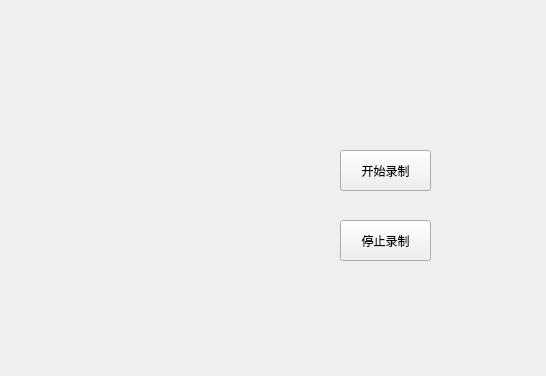
Old version of the form recorder/recorder/recorderWidget.ui in the repository KikyoShaw/recorder.
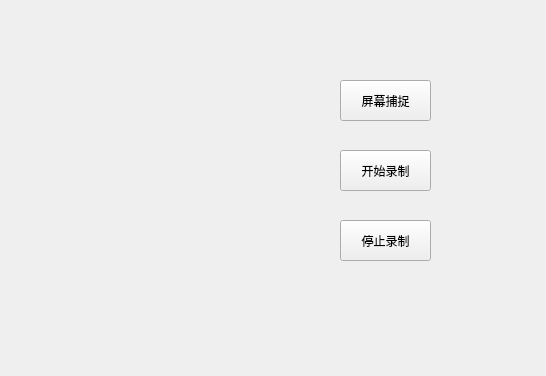
New version of the form.

Commit message: 使用ffmpeg捕捉电脑屏幕录屏

Diff of the .ui file:
```diff
--- a/recorder/recorder/recorderWidget.ui
+++ b/recorder/recorder/recorderWidget.ui
@@ -39,6 +39,19 @@
     <string>停止录制</string>
    </property>
   </widget>
+  <widget class="QPushButton" name="pushButton_start_2">
+   <property name="geometry">
+    <rect>
+     <x>340</x>
+     <y>80</y>
+     <width>91</width>
+     <height>41</height>
+    </rect>
+   </property>
+   <property name="text">
+    <string>屏幕捕捉</string>
+   </property>
+  </widget>
  </widget>
  <layoutdefault spacing="6" margin="11"/>
  <resources>
```
The commit also changes 122 other files.
